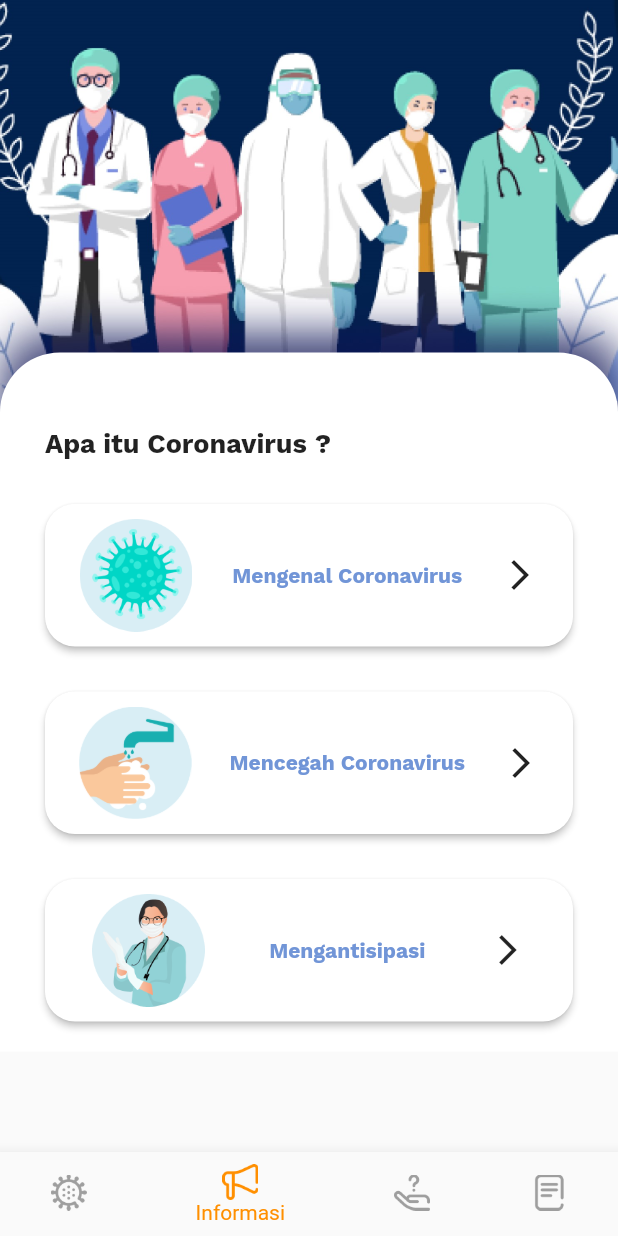
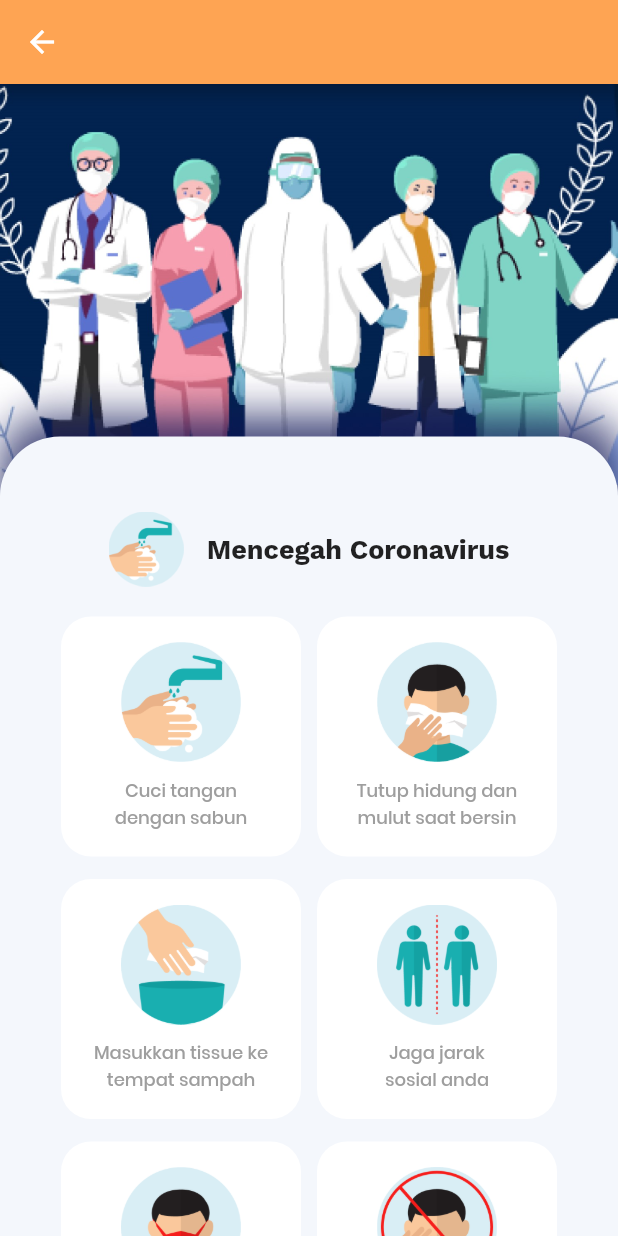
Before and after one commit to geofany/covid_19, a Flutter app: the screen it shows after launch, item 2 of the bottom bar chosen, after a tap on "Mencegah Coronavirus", on a phone screen of 412 x 824 dp. Run offline on Flutter 3.47's test engine with Material 2 defaults, Android fonts, the phone set to English and light mode, and no system bars; our stand-ins replace carousel_pro.

Commit message:
mencegah

```diff
--- a/lib/bantuan.dart
+++ b/lib/bantuan.dart
@@ -19,7 +19,7 @@ class _bantuanState extends State<bantuan> {
 
           padding: EdgeInsets.fromLTRB(30, 50, 30, 20),
           decoration: BoxDecoration(
-              color: Colors.white,
+              color: Color(0xffF4F7FC),
               borderRadius: BorderRadius.only(
                   topLeft: Radius.circular(40),
                   topRight: Radius.circular(40))),
--- a/lib/informasi.dart
+++ b/lib/informasi.dart
@@ -1,3 +1,4 @@
+import 'package:covid_19/mencegah.dart';
 import 'package:covid_19/mengantisipasi.dart';
 import 'package:covid_19/mengenal.dart';
 import 'package:flutter/material.dart';
@@ -22,7 +23,7 @@ class _informasiState extends State<informasi> {
               // height: 500,
               padding: EdgeInsets.fromLTRB(30, 50, 30, 20),
               decoration: BoxDecoration(
-                  color: Colors.white,
+                  color: Color(0xffF4F7FC),
                   borderRadius: BorderRadius.only(
                       topLeft: Radius.circular(40),
                       topRight: Radius.circular(40))),
@@ -79,7 +80,9 @@ class _informasiState extends State<informasi> {
                       splashColor: Colors.orange[600],
                       focusColor: Colors.orange,
                       padding: EdgeInsets.all(10),
-                      onPressed: () {},
+                      onPressed: () {
+                        Navigator.push(context, MaterialPageRoute(builder: (context) => mencegah()));
+                      },
                       child: Row(
                         mainAxisAlignment: MainAxisAlignment.spaceAround,
                         children: <Widget>[
--- /dev/null
+++ b/lib/mencegah.dart
@@ -0,0 +1,294 @@
+import 'package:flutter/material.dart';
+
+class mencegah extends StatefulWidget {
+  @override
+  _mencegahState createState() => _mencegahState();
+}
+
+class _mencegahState extends State<mencegah> {
+  @override
+  Widget build(BuildContext context) {
+    return Scaffold(
+      appBar: AppBar(
+        backgroundColor: Color(0xffFEA453),
+      ),
+      body: ListView(
+        children: <Widget>[
+          Stack(
+            children: <Widget>[
+              Container(
+                child: Image.asset("images/bg.jpg"),
+              ),
+              Container(
+                margin: EdgeInsets.only(top: 235),
+                padding: EdgeInsets.fromLTRB(30, 50, 30, 20),
+                decoration: BoxDecoration(
+                    color: Color(0xffF4F7FC),
+                    borderRadius: BorderRadius.only(
+                        topLeft: Radius.circular(40),
+                        topRight: Radius.circular(40))),
+                child: Column(
+                  children: <Widget>[
+                    Container(
+                      alignment: Alignment.topLeft,
+                      child: Row(
+                        mainAxisAlignment: MainAxisAlignment.center,
+                        children: <Widget>[
+                          Image.asset(
+                            "images/info1.png",
+                            height: 50,
+                          ),
+                          Text(
+                            "   Mencegah Coronavirus",
+                            style: TextStyle(
+                                fontFamily: "WorkSans",
+                                fontSize: 18,
+                                fontWeight: FontWeight.bold),
+                          ),
+                        ],
+                      ),
+                    ),
+                    SizedBox(
+                      height: 20,
+                    ),
+                    Column(
+                      children: <Widget>[
+                        Row(
+                          mainAxisAlignment: MainAxisAlignment.spaceEvenly,
+                          children: <Widget>[
+                            Container(
+                              height: 160,
+                              width: 160,
+                              decoration: BoxDecoration(
+                                  color: Colors.white,
+                                  borderRadius: BorderRadius.circular(20)),
+                              child: Column(
+                                mainAxisAlignment: MainAxisAlignment.center,
+                                children: <Widget>[
+                                  Image.asset(
+                                    "images/info1.png",
+                                    height: 80,
+                                  ),
+                                  SizedBox(
+                                    height: 10,
+                                  ),
+                                  Text(
+                                    "Cuci tangan",
+                                    style: TextStyle(
+                                        fontFamily: "Poppins",
+                                        fontSize: 12,
+                                        fontWeight: FontWeight.w500,
+                                        color: Colors.grey),
+                                  ),
+                                  Text(
+                                    "dengan sabun",
+                                    style: TextStyle(
+                                        fontFamily: "Poppins",
+                                        fontSize: 12,
+                                        fontWeight: FontWeight.w500,
+                                        color: Colors.grey),
+                                  )
+                                ],
+                              ),
+                            ),
+                            Container(
+                              height: 160,
+                              width: 160,
+                              decoration: BoxDecoration(
+                                  color: Colors.white,
+                                  borderRadius: BorderRadius.circular(20)),
+                              child: Column(
+                                mainAxisAlignment: MainAxisAlignment.center,
+                                children: <Widget>[
+                                  Image.asset(
+                                    "images/info2.png",
+                                    height: 80,
+                                  ),
+                                  SizedBox(
+                                    height: 10,
+                                  ),
+                                  Text(
+                                    "Tutup hidung dan",
+                                    style: TextStyle(
+                                        fontFamily: "Poppins",
+                                        fontSize: 12,
+                                        fontWeight: FontWeight.w500,
+                                        color: Colors.grey),
+                                  ),
+                                  Text(
+                                    "mulut saat bersin",
+                                    style: TextStyle(
+                                        fontFamily: "Poppins",
+                                        fontSize: 12,
+                                        fontWeight: FontWeight.w500,
+                                        color: Colors.grey),
+                                  )
+                                ],
+                              ),
+                            )
+                          ],
+                        ),
+                        SizedBox(height: 15,),
+                        Row(
+                          mainAxisAlignment: MainAxisAlignment.spaceEvenly,
+                          children: <Widget>[
+                            Container(
+                              height: 160,
+                              width: 160,
+                              decoration: BoxDecoration(
+                                  color: Colors.white,
+                                  borderRadius: BorderRadius.circular(20)),
+                              child: Column(
+                                mainAxisAlignment: MainAxisAlignment.center,
+                                children: <Widget>[
+                                  Image.asset(
+                                    "images/info3.png",
+                                    height: 80,
+                                  ),
+                                  SizedBox(
+                                    height: 10,
+                                  ),
+                                  Text(
+                                    "Masukkan tissue ke",
+                                    style: TextStyle(
+                                        fontFamily: "Poppins",
+                                        fontSize: 12,
+                                        fontWeight: FontWeight.w500,
+                                        color: Colors.grey),
+                                  ),
+                                  Text(
+                                    "tempat sampah",
+                                    style: TextStyle(
+                                        fontFamily: "Poppins",
+                                        fontSize: 12,
+                                        fontWeight: FontWeight.w500,
+                                        color: Colors.grey),
+                                  )
+                                ],
+                              ),
+                            ),
+                            Container(
+                              height: 160,
+                              width: 160,
+                              decoration: BoxDecoration(
+                                  color: Colors.white,
+                                  borderRadius: BorderRadius.circular(20)),
+                              child: Column(
+                                mainAxisAlignment: MainAxisAlignment.center,
+                                children: <Widget>[
+                                  Image.asset(
+                                    "images/info4.png",
+                                    height: 80,
+                                  ),
+                                  SizedBox(
+                                    height: 10,
+                                  ),
+                                  Text(
+                                    "Jaga jarak",
+                                    style: TextStyle(
+                                        fontFamily: "Poppins",
+                                        fontSize: 12,
+                                        fontWeight: FontWeight.w500,
+                                        color: Colors.grey),
+                                  ),
+                                  Text(
+                                    "sosial anda",
+                                    style: TextStyle(
+                                        fontFamily: "Poppins",
+                                        fontSize: 12,
+                                        fontWeight: FontWeight.w500,
+                                        color: Colors.grey),
+                                  )
+                                ],
+                              ),
+                            )
+                          ],
+                        ),
+                        SizedBox(height: 15,),
+                        Row(
+                          mainAxisAlignment: MainAxisAlignment.spaceEvenly,
+                          children: <Widget>[
+                            Container(
+                              height: 160,
+                              width: 160,
+                              decoration: BoxDecoration(
+                                  color: Colors.white,
+                                  borderRadius: BorderRadius.circular(20)),
+                              child: Column(
+                                mainAxisAlignment: MainAxisAlignment.center,
+                                children: <Widget>[
+                                  Image.asset(
+                                    "images/info5.png",
+                                    height: 80,
+                                  ),
+                                  SizedBox(
+                                    height: 10,
+                                  ),
+                                  Text(
+                                    "Gunakan masker",
+                                    style: TextStyle(
+                                        fontFamily: "Poppins",
+                                        fontSize: 12,
+                                        fontWeight: FontWeight.w500,
+                                        color: Colors.grey),
+                                  ),
+                                  Text(
+                                    "saat bepergian",
+                                    style: TextStyle(
+                                        fontFamily: "Poppins",
+                                        fontSize: 12,
+                                        fontWeight: FontWeight.w500,
+                                        color: Colors.grey),
+                                  )
+                                ],
+                              ),
+                            ),
+                            Container(
+                              height: 160,
+                              width: 160,
+                              decoration: BoxDecoration(
+                                  color: Colors.white,
+                                  borderRadius: BorderRadius.circular(20)),
+                              child: Column(
+                                mainAxisAlignment: MainAxisAlignment.center,
+                                children: <Widget>[
+                                  Image.asset(
+                                    "images/info6.png",
+                                    height: 80,
+                                  ),
+                                  SizedBox(
+                                    height: 10,
+                                  ),
+                                  Text(
+                                    "Jangan sentuh",
+                                    style: TextStyle(
+                                        fontFamily: "Poppins",
+                                        fontSize: 12,
+                                        fontWeight: FontWeight.w500,
+                                        color: Colors.grey),
+                                  ),
+                                  Text(
+                                    "wajah anda",
+                                    style: TextStyle(
+                                        fontFamily: "Poppins",
+                                        fontSize: 12,
+                                        fontWeight: FontWeight.w500,
+                                        color: Colors.grey),
+                                  )
+                                ],
+                              ),
+                            )
+                          ],
+                        ),
+                      ],
+                    )
+                  ],
+                ),
+              )
+            ],
+          ),
+        ],
+      ),
+    );
+  }
+}
--- a/lib/mengantisipasi.dart
+++ b/lib/mengantisipasi.dart
@@ -23,7 +23,7 @@ class _mengantisipasiState extends State<mengantisipasi> {
                 margin: EdgeInsets.only(top: 235),
                 padding: EdgeInsets.fromLTRB(30, 50, 30, 20),
                 decoration: BoxDecoration(
-                    color: Colors.white,
+                    color: Color(0xffF4F7FC),
                     borderRadius: BorderRadius.only(
                         topLeft: Radius.circular(40),
                         topRight: Radius.circular(40))),
--- a/lib/mengenal.dart
+++ b/lib/mengenal.dart
@@ -21,7 +21,7 @@ class _mengenalState extends State<mengenal> {
               margin: EdgeInsets.only(top: 235),
               padding: EdgeInsets.fromLTRB(30, 50, 30, 20),
               decoration: BoxDecoration(
-                  color: Colors.white,
+                  color: Color(0xffF4F7FC),
                   borderRadius: BorderRadius.only(
                       topLeft: Radius.circular(40),
                       topRight: Radius.circular(40))),
```
